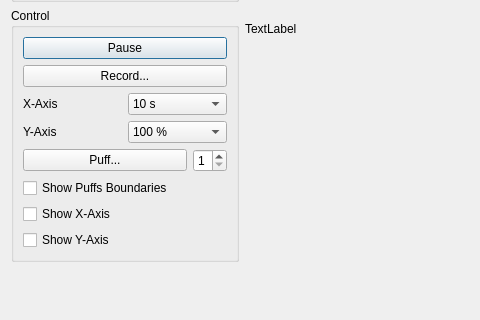
Old version of the form src/monitor/monitordialog.ui in the repository rrveex/nfe; both pictures show x 0 to 480 and y 372 to 692 of the 1142 by 822 pixel window.
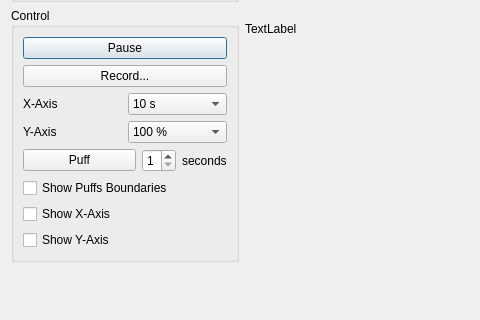
New version of the form.

Commit message: puff seconds in UI

Diff of the .ui file:
```diff
--- a/src/monitor/monitordialog.ui
+++ b/src/monitor/monitordialog.ui
@@ -575,11 +575,11 @@
          </layout>
         </item>
         <item>
-         <layout class="QHBoxLayout" name="horizontalLayout_3" stretch="1,0">
+         <layout class="QHBoxLayout" name="horizontalLayout_3" stretch="1,0,0">
           <item>
            <widget class="QPushButton" name="puffBtn">
             <property name="text">
-             <string>Puff...</string>
+             <string>Puff</string>
             </property>
            </widget>
           </item>
@@ -593,6 +593,13 @@
             </property>
            </widget>
           </item>
+          <item>
+           <widget class="QLabel" name="label_3">
+            <property name="text">
+             <string>seconds</string>
+            </property>
+           </widget>
+          </item>
          </layout>
         </item>
         <item>
```
